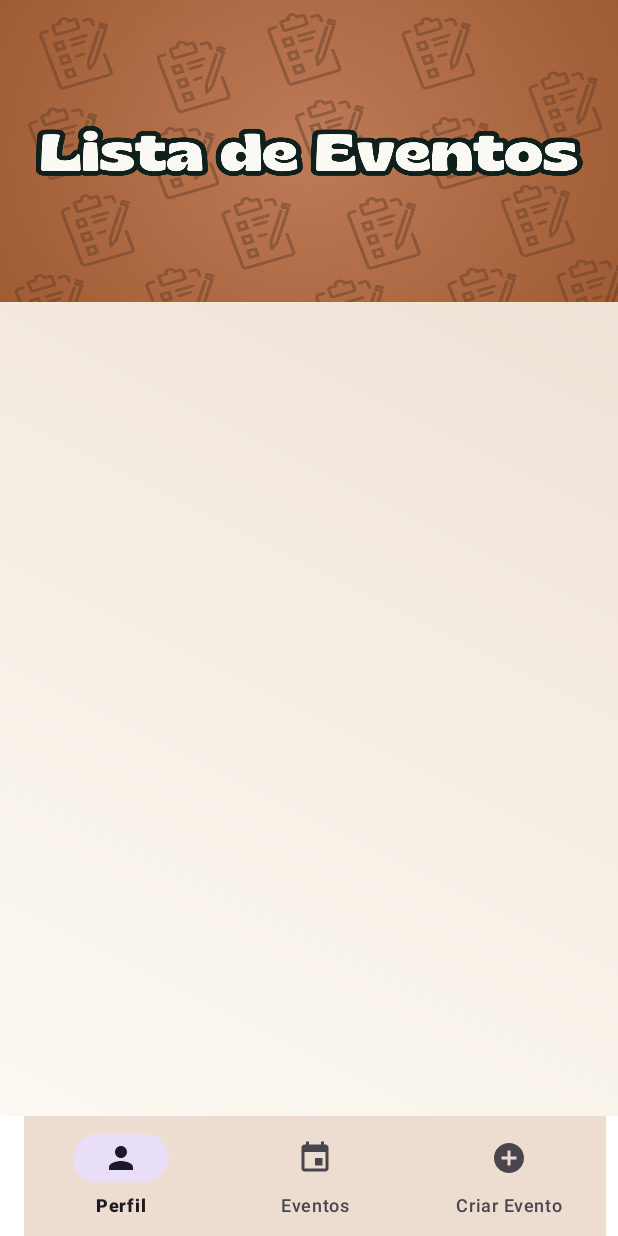
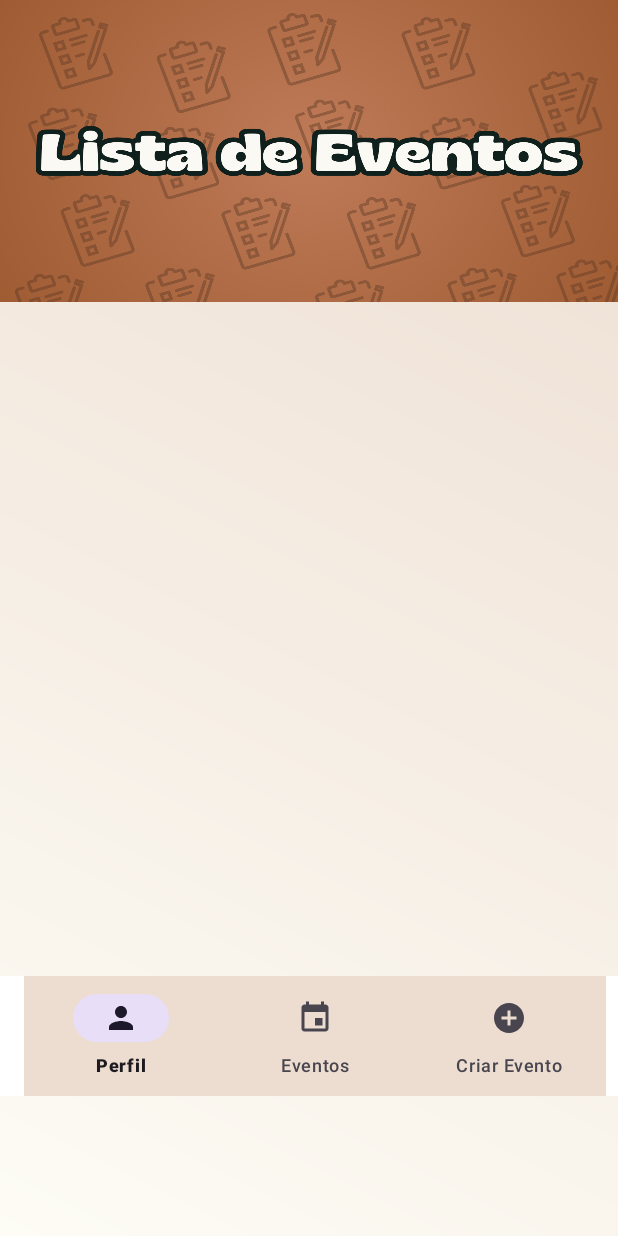
Before and after one commit to eduhantonio/eventito, an Android app: the Eventos_criados screen opened directly, with no data from a screen before it, on a phone screen of 412 x 824 dp. Run offline under Robolectric (Android 15) with nearby library versions, the phone set to English and light mode, and no system bars; our stand-ins replace Firebase (no records; nobody signed in at launch, a user with empty details on screens opened directly).

Commit message:
commit violentaço

```diff
--- a/app/src/main/res/layout/activity_eventos_criados.xml
+++ b/app/src/main/res/layout/activity_eventos_criados.xml
@@ -8,6 +8,11 @@
     android:background="@drawable/background_gradient">
 
     <!-- Cabeçalho -->
+    <LinearLayout
+        android:layout_width="match_parent"
+        android:layout_height="match_parent"
+        android:orientation="vertical">
+
         <RelativeLayout
             android:id="@+id/relativeLayout"
             android:layout_width="match_parent"
@@ -15,14 +20,13 @@
             android:background="@drawable/banner_lista_eventos"
             android:padding="16dp" />
 
-    <!-- Conteúdo ajustado -->
         <LinearLayout
             android:layout_width="match_parent"
-        android:layout_height="wrap_content"
+            android:layout_height="433dp"
+            android:layout_marginTop="16dp"
+            android:background="@android:color/transparent"
             android:orientation="vertical"
-        android:layout_marginTop="16dp"
-        android:padding="16dp"
-        android:background="@android:color/transparent">
+            android:padding="16dp">
 
             <androidx.recyclerview.widget.RecyclerView
                 android:id="@+id/recyclerViewEventos"
@@ -32,27 +36,33 @@
                 android:clipToPadding="false"
                 android:padding="4dp"
                 tools:listitem="@layout/lista_eventos" />
+
         </LinearLayout>
 
-    <!-- Bottom Navigation -->
         <com.google.android.material.bottomappbar.BottomAppBar
             android:id="@+id/bottomAppBar"
             android:layout_width="match_parent"
             android:layout_height="wrap_content"
             android:layout_gravity="center|bottom"
             android:backgroundTint="@color/white"
+            app:fabAlignmentMode="center"
             app:fabCradleMargin="10dp"
-        app:fabCradleRoundedCornerRadius="50dp"
-        app:fabAlignmentMode="center">
+            app:fabCradleRoundedCornerRadius="50dp">
 
             <com.google.android.material.bottomnavigation.BottomNavigationView
                 android:id="@+id/bottomNavigationView"
                 android:layout_width="match_parent"
                 android:layout_height="wrap_content"
-            app:menu="@menu/navbar_inferior"
+                android:background="@color/bege_claro"
                 app:labelVisibilityMode="labeled"
-            android:background="@color/bege_claro" />
+                app:menu="@menu/navbar_inferior" />
         </com.google.android.material.bottomappbar.BottomAppBar>
+
+    </LinearLayout>
+
+    <!-- Conteúdo ajustado -->
+
+    <!-- Bottom Navigation -->
 
     <!-- Título centralizado -->
 
```
Also changed, not shown: app/src/main/res/layout/activity_adicionar_evento.xml (+0 -19 lines). Lines whose indentation alone changed are shown as unchanged.
